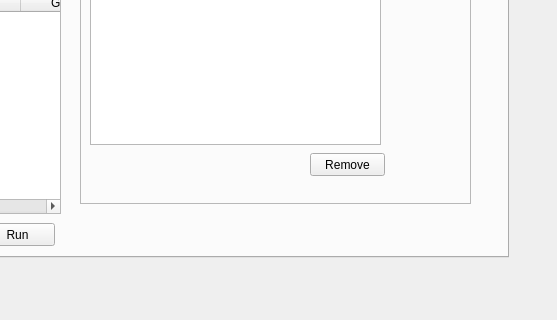
Before: the Qt Designer form eco_cont_dialog_base.ui in MathieuChailloux/BioDispersal, drawn with Qt 5; both pictures show x 382 to 939 and y 343 to 663 of the 939 by 663 pixel window.
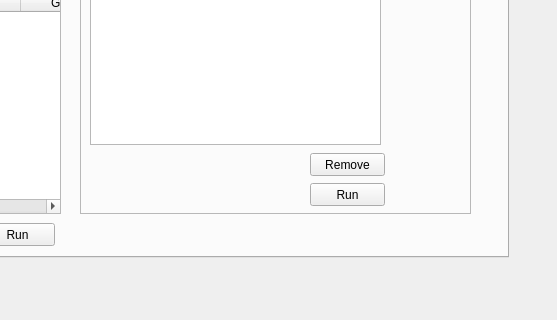
After: the same form once the commit is applied. The open tabs and pages were chosen to show the change. Custom widgets are drawn as their Qt base class.

Commit message: Selection feature working through MVC. Layer utilities added. Groups model made global to be available in every feature (as real layers storage is stored in group items).

```diff
--- a/eco_cont_dialog_base.ui
+++ b/eco_cont_dialog_base.ui
@@ -1071,7 +1071,7 @@
        <x>410</x>
        <y>30</y>
        <width>391</width>
-       <height>481</height>
+       <height>491</height>
       </rect>
      </property>
      <property name="frameShape">
@@ -1251,6 +1251,19 @@
        </rect>
       </property>
      </widget>
+     <widget class="QPushButton" name="selectionRun">
+      <property name="geometry">
+       <rect>
+        <x>230</x>
+        <y>460</y>
+        <width>75</width>
+        <height>23</height>
+       </rect>
+      </property>
+      <property name="text">
+       <string>Run</string>
+      </property>
+     </widget>
     </widget>
    </widget>
    <widget class="QWidget" name="tab_5">
```
Left out of the diff: 2 changed lines with no effect on the pictures. The commit also changes 8 other files.
